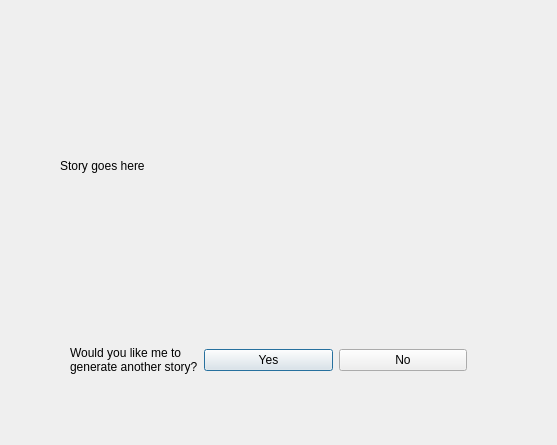
This is mad_libs_ui/story.ui in jacquelinennguyen/pic10c_final_project as Qt 5 draws it before an edit. The edited form follows.
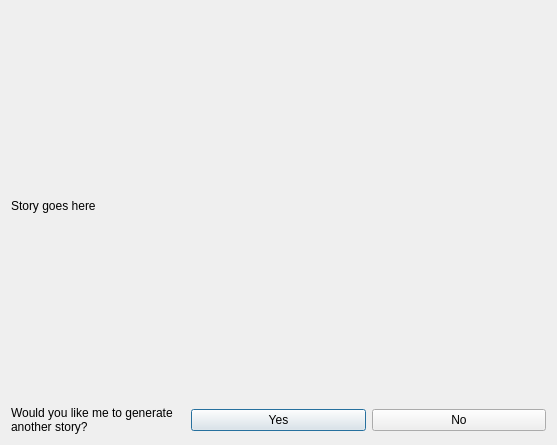
This is the edited form.

Commit message: Made UI so things would expand/shrink when changing size of window

Patch:
```diff
--- a/mad_libs_ui/story.ui
+++ b/mad_libs_ui/story.ui
@@ -22,28 +22,15 @@
   <property name="windowTitle">
    <string>Dialog</string>
   </property>
+  <layout class="QVBoxLayout" name="verticalLayout">
+   <item>
   <widget class="QLabel" name="label">
-   <property name="geometry">
-    <rect>
-     <x>60</x>
-     <y>60</y>
-     <width>411</width>
-     <height>211</height>
-    </rect>
-   </property>
    <property name="text">
     <string>Story goes here</string>
    </property>
   </widget>
-  <widget class="QWidget" name="horizontalLayoutWidget">
-   <property name="geometry">
-    <rect>
-     <x>70</x>
-     <y>320</y>
-     <width>397</width>
-     <height>80</height>
-    </rect>
-   </property>
+   </item>
+   <item>
    <layout class="QHBoxLayout" name="horizontalLayout">
     <item>
      <widget class="QLabel" name="label_2">
@@ -70,7 +57,8 @@
      </widget>
     </item>
    </layout>
-  </widget>
+   </item>
+  </layout>
  </widget>
  <resources/>
  <connections/>
```
Lines whose indentation alone changed are shown as unchanged. The commit also changes 2 other files.
